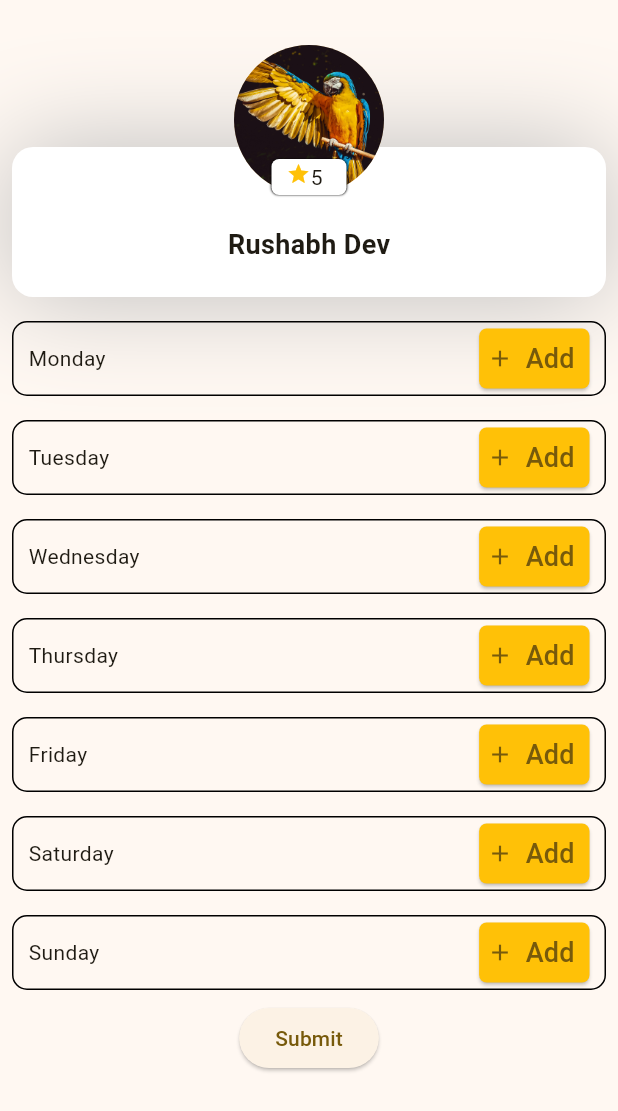
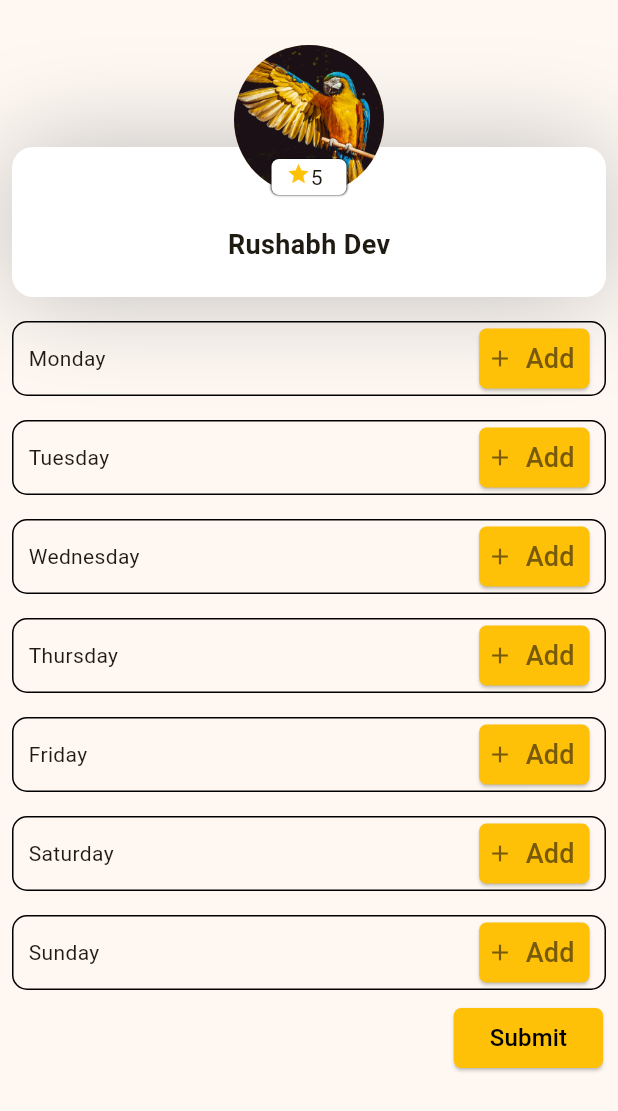
Before and after one commit to nipulrathod/interview-task, a Flutter app: the screen it shows after launch, after a tap on "Submit", on a phone screen of 412 x 824 dp. Shown: the top 1111 px of the screen. Run offline on Flutter 3.47's test engine with Material 3 defaults, Android fonts, the phone set to English and light mode, and no system bars; network calls fail.

Commit message:
UI improvements

```diff
--- a/lib/time_picker.dart
+++ b/lib/time_picker.dart
@@ -13,7 +13,6 @@ class TimePicker extends StatelessWidget {
     var response = await http.get(url);
     return ResponseModel.fromMap(
         jsonDecode(response.body) as Map<String, dynamic>);
-    print(response.body);
   }
 
   @override
@@ -124,7 +123,17 @@ class TimePicker extends StatelessWidget {
                   );
                 },
               ),
-              ElevatedButton(
+              Padding(
+                padding: const EdgeInsets.symmetric(horizontal: 10),
+                child: Align(
+                  alignment: Alignment.centerRight,
+                  child: ElevatedButton(
+                    style: ElevatedButton.styleFrom(
+                      shape: RoundedRectangleBorder(
+                        borderRadius: BorderRadius.circular(5.0),
+                      ),
+                      backgroundColor: Colors.amber,
+                    ),
                     onPressed: () async {
                       final response = await apiCall();
                       showDialog(
@@ -145,7 +154,9 @@ class TimePicker extends StatelessWidget {
                         },
                       );
                     },
-                child: Text('Submit'),
+                    child: Text('Submit',style: TextStyle(fontSize: 16,color: Colors.black),),
+                  ),
+                ),
               ),
             ],
           ),
```
Lines whose indentation alone changed are shown as unchanged.
